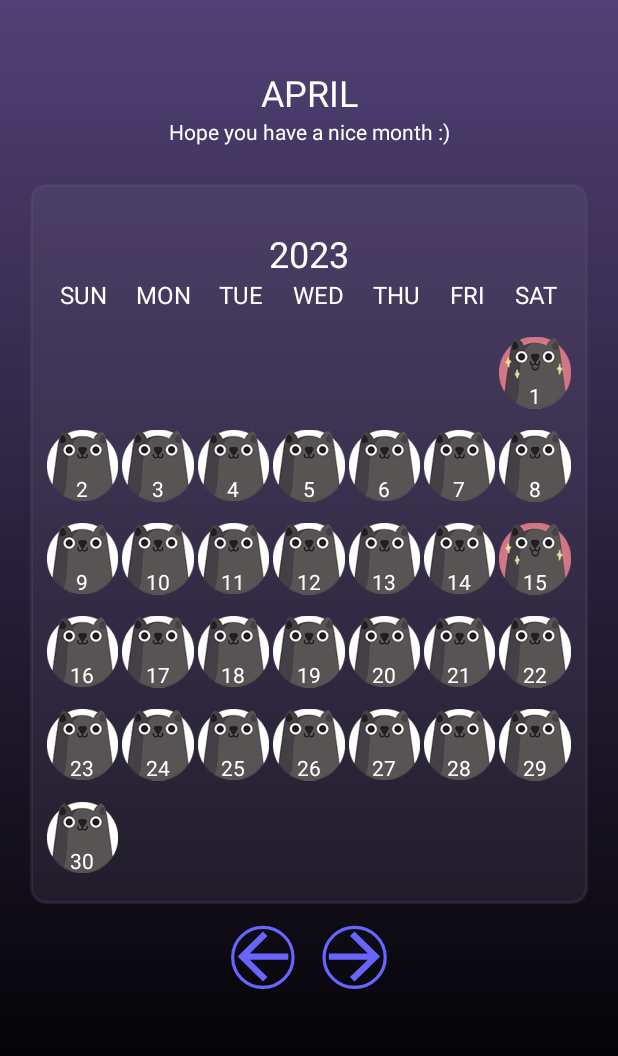
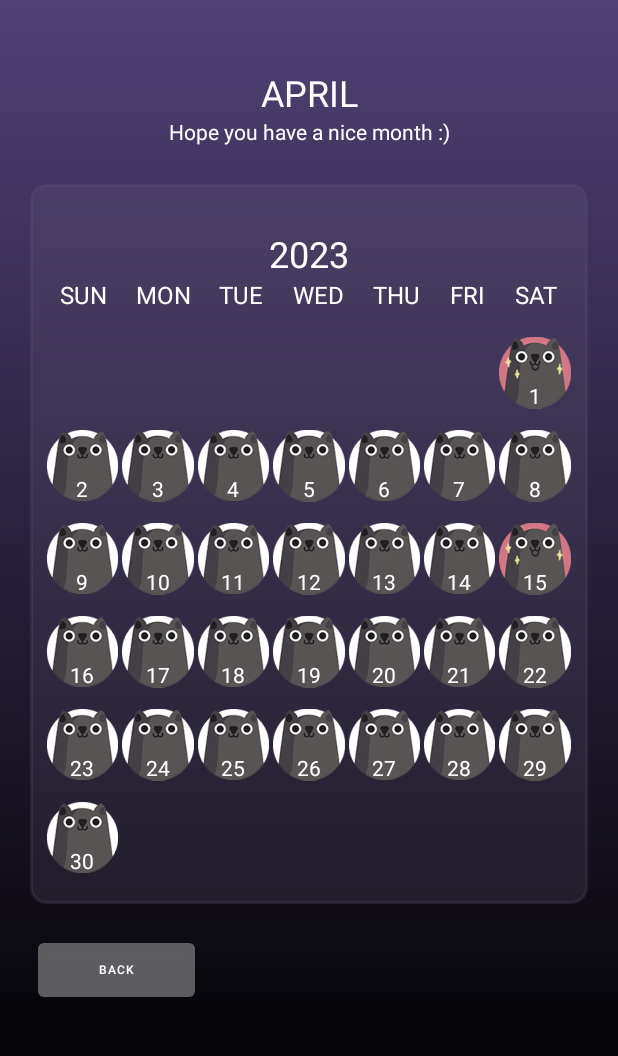
Before and after one commit to Dewvie-Github/Mamood-Diary, an Android app: the MainActivity screen opened directly, with no data from a screen before it, on a phone screen of 412 x 824 dp, the part 111-1167 px from its top. Run offline under Robolectric (Android 15) with nearby library versions, the phone set to English and light mode, and no system bars.

Commit message:
Add btnBackToSplash to MainActivity

```diff
--- a/app/src/main/java/com/example/mamooddiary/MainActivity.java
+++ b/app/src/main/java/com/example/mamooddiary/MainActivity.java
@@ -7,12 +7,14 @@ import androidx.recyclerview.widget.RecyclerView;
 
 import android.app.DatePickerDialog;
 import android.content.Intent;
+import android.media.MediaPlayer;
 import android.os.Bundle;
 import android.view.GestureDetector;
 import android.view.MotionEvent;
 import android.view.View;
 import android.view.animation.Animation;
 import android.view.animation.AnimationUtils;
+import android.widget.Button;
 import android.widget.ImageView;
 import android.widget.LinearLayout;
 import android.widget.TextView;
@@ -29,7 +31,9 @@ public class MainActivity extends AppCompatActivity implements CalendarAdapter.O
     private LocalDate selectedDate;
     private LocalDate oldDate;
 
-    ImageView previousButton, nextButton;
+    //ImageView previousButton, nextButton;
+    Button btnBackToSplash;
+    MediaPlayer mediaPlayer;
 
     @Override
     protected void onCreate(Bundle savedInstanceState) {
@@ -38,6 +42,7 @@ public class MainActivity extends AppCompatActivity implements CalendarAdapter.O
         initWidgets();
         selectedDate = LocalDate.now();
         setMonthView();
+        mediaPlayer = MediaPlayer.create(this, R.raw.click);
         closeActionBar();
     }
 
@@ -48,10 +53,13 @@ public class MainActivity extends AppCompatActivity implements CalendarAdapter.O
         monthTextview.setOnClickListener(this);
         yearTextview = findViewById(R.id.yearTextview);
 
-        previousButton = findViewById(R.id.previousMonthButton);
-        nextButton = findViewById(R.id.nextMonthButton);
-        previousButton.setOnClickListener(this);
-        nextButton.setOnClickListener(this);
+        btnBackToSplash = (Button) findViewById(R.id.btnBackToSplash);
+        btnBackToSplash.setOnClickListener(this);
+
+//        previousButton = findViewById(R.id.previousMonthButton);
+//        nextButton = findViewById(R.id.nextMonthButton);
+//        previousButton.setOnClickListener(this);
+//        nextButton.setOnClickListener(this);
     }
 
     private void setMonthView() {
@@ -139,15 +147,20 @@ public class MainActivity extends AppCompatActivity implements CalendarAdapter.O
     @Override
     public void onClick(View v) {
         switch (v.getId()){
-            case R.id.previousMonthButton:
-                oldDate = selectedDate;
-                selectedDate = selectedDate.minusMonths(1);
-                setMonthView();
-                break;
-            case R.id.nextMonthButton:
-                oldDate = selectedDate;
-                selectedDate = selectedDate.plusMonths(1);
-                setMonthView();
+//            case R.id.previousMonthButton:
+//                oldDate = selectedDate;
+//                selectedDate = selectedDate.minusMonths(1);
+//                setMonthView();
+//                break;
+//            case R.id.nextMonthButton:
+//                oldDate = selectedDate;
+//                selectedDate = selectedDate.plusMonths(1);
+//                setMonthView();
+//                break;
+            case R.id.btnBackToSplash:
+                mediaPlayer.start();
+                startActivity(new Intent(MainActivity.this, SplashActivity.class));
+                finish();
                 break;
             case R.id.monthTextView:
                 showDatePickerDialog();
--- a/app/src/main/res/layout/activity_main.xml
+++ b/app/src/main/res/layout/activity_main.xml
@@ -177,31 +177,23 @@
     </LinearLayout>
 
     <LinearLayout
-        android:layout_width="match_parent"
+        android:layout_width="110dp"
         android:layout_height="50dp"
-        android:layout_marginStart="150dp"
-        android:layout_marginTop="10dp"
+        android:layout_marginStart="20dp"
+        android:layout_marginTop="20dp"
         android:layout_marginEnd="150dp"
         android:orientation="horizontal">
 
-        <ImageView
-            android:id="@+id/previousMonthButton"
-            android:layout_width="5dp"
-            android:layout_height="50dp"
-            android:layout_gravity="center_vertical"
-            android:layout_marginRight="10dp"
+        <Button
+            android:id="@+id/btnBackToSplash"
+            android:layout_width="wrap_content"
+            android:layout_height="wrap_content"
+            android:layout_marginLeft="5dp"
             android:layout_weight="1"
-            android:scaleType="fitXY"
-            app:srcCompat="@drawable/left_arrow_circle" />
+            android:backgroundTint="#569E9E9E"
+            android:text="Back"
+            android:textSize="8sp" />
 
-        <ImageView
-            android:id="@+id/nextMonthButton"
-            android:layout_width="5dp"
-            android:layout_height="50dp"
-            android:layout_gravity="center_vertical"
-            android:layout_weight="1"
-            android:scaleType="fitXY"
-            app:srcCompat="@drawable/right_arrow_circle" />
     </LinearLayout>
 
 
```
